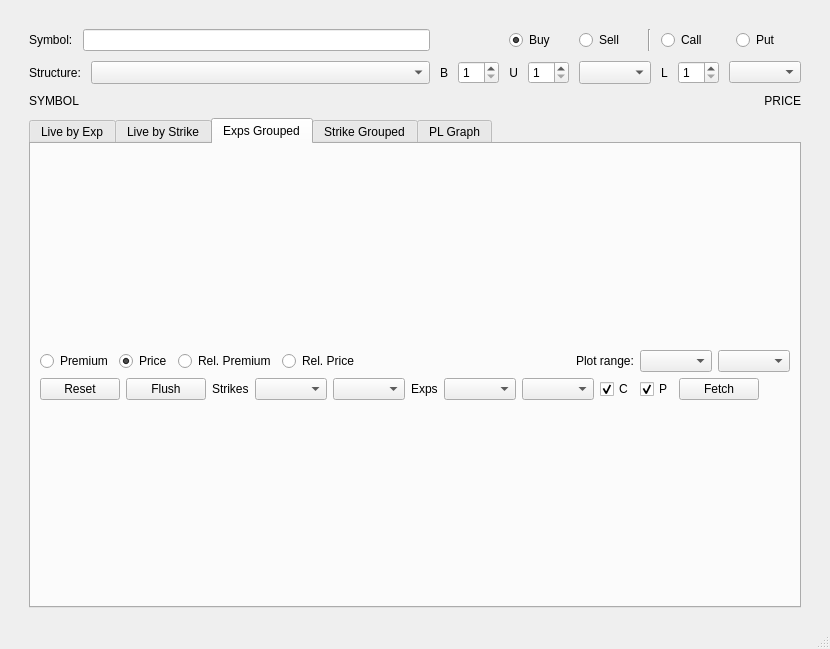
Qt form uiComps/qtGeneration/VisualizationWindow.ui (irrelevantmuch/IB_apps) before a commit.
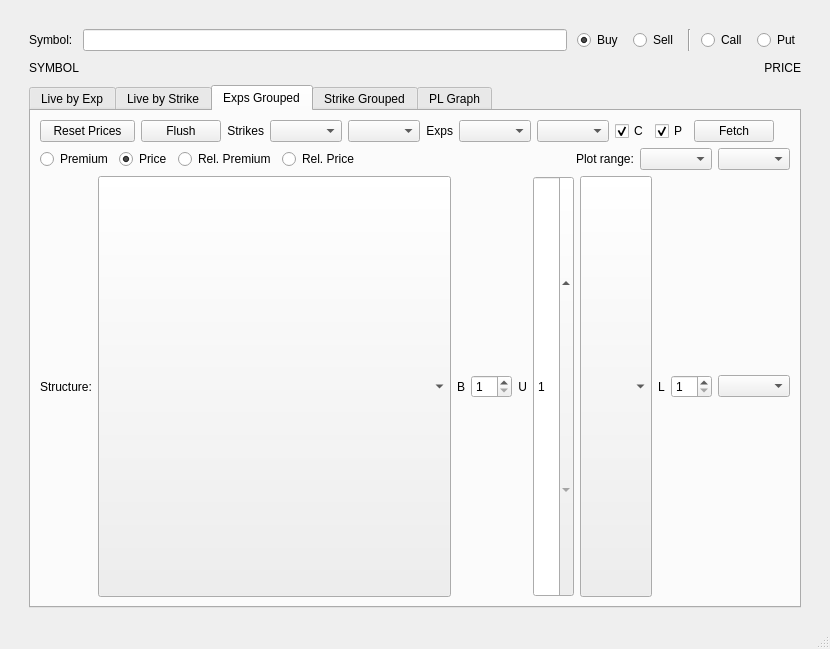
The same form after that commit. The open tabs and pages were chosen to show the change.

Commit message: Some UI changes, most minor. Only significant one is the change in option manager tabs/buttons

```diff
--- a/uiComps/qtGeneration/VisualizationWindow.ui
+++ b/uiComps/qtGeneration/VisualizationWindow.ui
@@ -60,34 +60,10 @@
        <number>10</number>
       </property>
       <item>
-       <layout class="QGridLayout" name="gridLayout" rowstretch="1,0,0,0,0" columnstretch="4,0,0,0">
+       <layout class="QGridLayout" name="gridLayout" rowstretch="1,0,0,0" columnstretch="4,0,0,0">
         <property name="sizeConstraint">
          <enum>QLayout::SetDefaultConstraint</enum>
         </property>
-        <item row="1" column="1">
-         <layout class="QHBoxLayout" name="horizontalLayout_7">
-          <item>
-           <widget class="QLabel" name="label">
-            <property name="text">
-             <string>B</string>
-            </property>
-           </widget>
-          </item>
-          <item>
-           <widget class="QSpinBox" name="base_ratio_box">
-            <property name="sizePolicy">
-             <sizepolicy hsizetype="Minimum" vsizetype="Maximum">
-              <horstretch>0</horstretch>
-              <verstretch>0</verstretch>
-             </sizepolicy>
-            </property>
-            <property name="minimum">
-             <number>1</number>
-            </property>
-           </widget>
-          </item>
-         </layout>
-        </item>
         <item row="0" column="3">
          <layout class="QHBoxLayout" name="horizontalLayout_8">
           <item>
@@ -124,163 +100,6 @@
           </item>
          </layout>
         </item>
-        <item row="1" column="3">
-         <layout class="QHBoxLayout" name="horizontalLayout_9">
-          <item>
-           <widget class="QLabel" name="label_4">
-            <property name="text">
-             <string>L</string>
-            </property>
-           </widget>
-          </item>
-          <item>
-           <widget class="QSpinBox" name="lower_ratio_box">
-            <property name="minimum">
-             <number>1</number>
-            </property>
-           </widget>
-          </item>
-          <item>
-           <widget class="QComboBox" name="lower_offset_box"/>
-          </item>
-         </layout>
-        </item>
-        <item row="1" column="0">
-         <layout class="QHBoxLayout" name="horizontalLayout_5">
-          <item>
-           <widget class="QLabel" name="label_3">
-            <property name="sizePolicy">
-             <sizepolicy hsizetype="Preferred" vsizetype="MinimumExpanding">
-              <horstretch>0</horstretch>
-              <verstretch>0</verstretch>
-             </sizepolicy>
-            </property>
-            <property name="text">
-             <string>Structure:</string>
-            </property>
-           </widget>
-          </item>
-          <item>
-           <widget class="QComboBox" name="structure_type">
-            <property name="sizePolicy">
-             <sizepolicy hsizetype="MinimumExpanding" vsizetype="MinimumExpanding">
-              <horstretch>0</horstretch>
-              <verstretch>0</verstretch>
-             </sizepolicy>
-            </property>
-           </widget>
-          </item>
-         </layout>
-        </item>
-        <item row="0" column="0">
-         <layout class="QHBoxLayout" name="horizontalLayout_4">
-          <item>
-           <widget class="QLabel" name="label_2">
-            <property name="sizePolicy">
-             <sizepolicy hsizetype="Preferred" vsizetype="MinimumExpanding">
-              <horstretch>0</horstretch>
-              <verstretch>0</verstretch>
-             </sizepolicy>
-            </property>
-            <property name="text">
-             <string>Symbol:</string>
-            </property>
-           </widget>
-          </item>
-          <item>
-           <widget class="QLineEdit" name="search_field">
-            <property name="sizePolicy">
-             <sizepolicy hsizetype="Expanding" vsizetype="MinimumExpanding">
-              <horstretch>0</horstretch>
-              <verstretch>0</verstretch>
-             </sizepolicy>
-            </property>
-            <property name="inputMethodHints">
-             <set>Qt::ImhUppercaseOnly</set>
-            </property>
-            <property name="clearButtonEnabled">
-             <bool>true</bool>
-            </property>
-           </widget>
-          </item>
-         </layout>
-        </item>
-        <item row="4" column="0">
-         <widget class="QLabel" name="symbol_label">
-          <property name="sizePolicy">
-           <sizepolicy hsizetype="Preferred" vsizetype="MinimumExpanding">
-            <horstretch>0</horstretch>
-            <verstretch>0</verstretch>
-           </sizepolicy>
-          </property>
-          <property name="text">
-           <string>SYMBOL</string>
-          </property>
-         </widget>
-        </item>
-        <item row="4" column="3">
-         <widget class="QLabel" name="price_label">
-          <property name="sizePolicy">
-           <sizepolicy hsizetype="Preferred" vsizetype="MinimumExpanding">
-            <horstretch>0</horstretch>
-            <verstretch>0</verstretch>
-           </sizepolicy>
-          </property>
-          <property name="text">
-           <string>PRICE</string>
-          </property>
-          <property name="alignment">
-           <set>Qt::AlignRight|Qt::AlignTrailing|Qt::AlignVCenter</set>
-          </property>
-         </widget>
-        </item>
-        <item row="1" column="2">
-         <layout class="QHBoxLayout" name="horizontalLayout">
-          <item>
-           <layout class="QHBoxLayout" name="horizontalLayout_2">
-            <item>
-             <widget class="QLabel" name="upper_label">
-              <property name="sizePolicy">
-               <sizepolicy hsizetype="Preferred" vsizetype="MinimumExpanding">
-                <horstretch>0</horstretch>
-                <verstretch>0</verstretch>
-               </sizepolicy>
-              </property>
-              <property name="text">
-               <string>U</string>
-              </property>
-              <property name="alignment">
-               <set>Qt::AlignRight|Qt::AlignTrailing|Qt::AlignVCenter</set>
-              </property>
-             </widget>
-            </item>
-            <item>
-             <widget class="QSpinBox" name="upper_ratio_box">
-              <property name="sizePolicy">
-               <sizepolicy hsizetype="Minimum" vsizetype="MinimumExpanding">
-                <horstretch>0</horstretch>
-                <verstretch>0</verstretch>
-               </sizepolicy>
-              </property>
-              <property name="minimum">
-               <number>1</number>
-              </property>
-             </widget>
-            </item>
-            <item>
-             <widget class="QComboBox" name="upper_offset_box">
-              <property name="sizePolicy">
-               <sizepolicy hsizetype="Preferred" vsizetype="MinimumExpanding">
-                <horstretch>0</horstretch>
-                <verstretch>0</verstretch>
-               </sizepolicy>
-              </property>
-             </widget>
-            </item>
-           </layout>
-          </item>
-         </layout>
-        </item>
         <item row="0" column="2">
          <layout class="QHBoxLayout" name="horizontalLayout_12">
           <item>
@@ -315,6 +134,68 @@
           </item>
          </layout>
         </item>
+        <item row="3" column="3">
+         <widget class="QLabel" name="price_label">
+          <property name="sizePolicy">
+           <sizepolicy hsizetype="Preferred" vsizetype="MinimumExpanding">
+            <horstretch>0</horstretch>
+            <verstretch>0</verstretch>
+           </sizepolicy>
+          </property>
+          <property name="text">
+           <string>PRICE</string>
+          </property>
+          <property name="alignment">
+           <set>Qt::AlignRight|Qt::AlignTrailing|Qt::AlignVCenter</set>
+          </property>
+         </widget>
+        </item>
+        <item row="3" column="0">
+         <widget class="QLabel" name="symbol_label">
+          <property name="sizePolicy">
+           <sizepolicy hsizetype="Preferred" vsizetype="MinimumExpanding">
+            <horstretch>0</horstretch>
+            <verstretch>0</verstretch>
+           </sizepolicy>
+          </property>
+          <property name="text">
+           <string>SYMBOL</string>
+          </property>
+         </widget>
+        </item>
+        <item row="0" column="0">
+         <layout class="QHBoxLayout" name="horizontalLayout_4">
+          <item>
+           <widget class="QLabel" name="label_2">
+            <property name="sizePolicy">
+             <sizepolicy hsizetype="Preferred" vsizetype="MinimumExpanding">
+              <horstretch>0</horstretch>
+              <verstretch>0</verstretch>
+             </sizepolicy>
+            </property>
+            <property name="text">
+             <string>Symbol:</string>
+            </property>
+           </widget>
+          </item>
+          <item>
+           <widget class="QLineEdit" name="search_field">
+            <property name="sizePolicy">
+             <sizepolicy hsizetype="Expanding" vsizetype="MinimumExpanding">
+              <horstretch>0</horstretch>
+              <verstretch>0</verstretch>
+             </sizepolicy>
+            </property>
+            <property name="inputMethodHints">
+             <set>Qt::ImhUppercaseOnly</set>
+            </property>
+            <property name="clearButtonEnabled">
+             <bool>true</bool>
+            </property>
+           </widget>
+          </item>
+         </layout>
+        </item>
        </layout>
       </item>
       <item>
@@ -452,86 +333,25 @@
          </attribute>
          <layout class="QGridLayout" name="gridLayout_5">
           <item row="1" column="0">
-           <layout class="QVBoxLayout" name="exp_grouped_plot_layout">
-            <item>
-             <layout class="QHBoxLayout" name="horizontalLayout_6">
-              <item>
-               <widget class="QRadioButton" name="premium_a_radio">
-                <property name="text">
-                 <string>Premium</string>
-                </property>
-                <attribute name="buttonGroup">
-                 <string notr="true">premium_price_all_group</string>
-                </attribute>
-               </widget>
-              </item>
-              <item>
-               <widget class="QRadioButton" name="price_a_radio">
-                <property name="text">
-                 <string>Price</string>
-                </property>
-                <property name="checked">
-                 <bool>true</bool>
-                </property>
-                <attribute name="buttonGroup">
-                 <string notr="true">premium_price_all_group</string>
-                </attribute>
-               </widget>
-              </item>
-              <item>
-               <widget class="QRadioButton" name="rel_premium_a_radio">
-                <property name="text">
-                 <string>Rel. Premium</string>
-                </property>
-                <attribute name="buttonGroup">
-                 <string notr="true">premium_price_all_group</string>
-                </attribute>
-               </widget>
-              </item>
-              <item>
-               <widget class="QRadioButton" name="rel_price_a_radio">
-                <property name="text">
-                 <string>Rel. Price</string>
-                </property>
-                <attribute name="buttonGroup">
-                 <string notr="true">premium_price_all_group</string>
-                </attribute>
-               </widget>
-              </item>
-              <item>
-               <spacer name="horizontalSpacer_2">
-                <property name="orientation">
-                 <enum>Qt::Horizontal</enum>
-                </property>
-                <property name="sizeHint" stdset="0">
-                 <size>
-                  <width>40</width>
-                  <height>20</height>
-                 </size>
-                </property>
-               </spacer>
-              </item>
-              <item>
-               <widget class="QLabel" name="label_9">
-                <property name="text">
-                 <string>Plot range:</string>
-                </property>
-               </widget>
-              </item>
-              <item>
-               <widget class="QComboBox" name="min_exp_plt_box"/>
-              </item>
-              <item>
-               <widget class="QComboBox" name="max_exp_plt_box"/>
-              </item>
-             </layout>
-            </item>
+           <layout class="QVBoxLayout" name="exp_grouped_plot_layout" stretch="0,1,1">
             <item>
              <layout class="QHBoxLayout" name="horizontalLayout_10">
               <item>
                <widget class="QPushButton" name="reset_button">
+                <property name="sizePolicy">
+                 <sizepolicy hsizetype="Preferred" vsizetype="Fixed">
+                  <horstretch>0</horstretch>
+                  <verstretch>0</verstretch>
+                 </sizepolicy>
+                </property>
+                <property name="minimumSize">
+                 <size>
+                  <width>95</width>
+                  <height>0</height>
+                 </size>
+                </property>
                 <property name="text">
-                 <string>Reset</string>
+                 <string>Reset Prices</string>
                 </property>
                </widget>
               </item>
@@ -544,9 +364,18 @@
               </item>
               <item>
                <widget class="QLabel" name="label_5">
+                <property name="sizePolicy">
+                 <sizepolicy hsizetype="MinimumExpanding" vsizetype="Preferred">
+                  <horstretch>0</horstretch>
+                  <verstretch>0</verstretch>
+                 </sizepolicy>
+                </property>
                 <property name="text">
                  <string>Strikes</string>
                 </property>
+                <property name="alignment">
+                 <set>Qt::AlignRight|Qt::AlignTrailing|Qt::AlignVCenter</set>
+                </property>
                </widget>
               </item>
               <item>
@@ -557,9 +386,18 @@
               </item>
               <item>
                <widget class="QLabel" name="label_6">
+                <property name="sizePolicy">
+                 <sizepolicy hsizetype="MinimumExpanding" vsizetype="Preferred">
+                  <horstretch>0</horstretch>
+                  <verstretch>0</verstretch>
+                 </sizepolicy>
+                </property>
                 <property name="text">
                  <string>Exps</string>
                 </property>
+                <property name="alignment">
+                 <set>Qt::AlignRight|Qt::AlignTrailing|Qt::AlignVCenter</set>
+                </property>
                </widget>
               </item>
               <item>
@@ -616,6 +454,205 @@
               </item>
              </layout>
             </item>
+            <item>
+             <layout class="QHBoxLayout" name="horizontalLayout_6">
+              <item>
+               <widget class="QRadioButton" name="premium_a_radio">
+                <property name="text">
+                 <string>Premium</string>
+                </property>
+                <attribute name="buttonGroup">
+                 <string notr="true">premium_price_all_group</string>
+                </attribute>
+               </widget>
+              </item>
+              <item>
+               <widget class="QRadioButton" name="price_a_radio">
+                <property name="text">
+                 <string>Price</string>
+                </property>
+                <property name="checked">
+                 <bool>true</bool>
+                </property>
+                <attribute name="buttonGroup">
+                 <string notr="true">premium_price_all_group</string>
+                </attribute>
+               </widget>
+              </item>
+              <item>
+               <widget class="QRadioButton" name="rel_premium_a_radio">
+                <property name="text">
+                 <string>Rel. Premium</string>
+                </property>
+                <attribute name="buttonGroup">
+                 <string notr="true">premium_price_all_group</string>
+                </attribute>
+               </widget>
+              </item>
+              <item>
+               <widget class="QRadioButton" name="rel_price_a_radio">
+                <property name="text">
+                 <string>Rel. Price</string>
+                </property>
+                <attribute name="buttonGroup">
+                 <string notr="true">premium_price_all_group</string>
+                </attribute>
+               </widget>
+              </item>
+              <item>
+               <spacer name="horizontalSpacer_2">
+                <property name="orientation">
+                 <enum>Qt::Horizontal</enum>
+                </property>
+                <property name="sizeHint" stdset="0">
+                 <size>
+                  <width>40</width>
+                  <height>20</height>
+                 </size>
+                </property>
+               </spacer>
+              </item>
+              <item>
+               <widget class="QLabel" name="label_9">
+                <property name="text">
+                 <string>Plot range:</string>
+                </property>
+               </widget>
+              </item>
+              <item>
+               <widget class="QComboBox" name="min_exp_plt_box"/>
+              </item>
+              <item>
+               <widget class="QComboBox" name="max_exp_plt_box">
+                <property name="sizePolicy">
+                 <sizepolicy hsizetype="Preferred" vsizetype="Fixed">
+                  <horstretch>0</horstretch>
+                  <verstretch>0</verstretch>
+                 </sizepolicy>
+                </property>
+               </widget>
+              </item>
+             </layout>
+            </item>
+            <item>
+             <layout class="QHBoxLayout" name="horizontalLayout_14">
+              <item>
+               <layout class="QHBoxLayout" name="horizontalLayout_5">
+                <item>
+                 <widget class="QLabel" name="label_3">
+                  <property name="sizePolicy">
+                   <sizepolicy hsizetype="Preferred" vsizetype="MinimumExpanding">
+                    <horstretch>0</horstretch>
+                    <verstretch>0</verstretch>
+                   </sizepolicy>
+                  </property>
+                  <property name="text">
+                   <string>Structure:</string>
+                  </property>
+                 </widget>
+                </item>
+                <item>
+                 <widget class="QComboBox" name="structure_type">
+                  <property name="sizePolicy">
+                   <sizepolicy hsizetype="MinimumExpanding" vsizetype="MinimumExpanding">
+                    <horstretch>0</horstretch>
+                    <verstretch>0</verstretch>
+                   </sizepolicy>
+                  </property>
+                 </widget>
+                </item>
+                <item>
+                 <layout class="QHBoxLayout" name="horizontalLayout_7">
+                  <item>
+                   <widget class="QLabel" name="label">
+                    <property name="text">
+                     <string>B</string>
+                    </property>
+                   </widget>
+                  </item>
+                  <item>
+                   <widget class="QSpinBox" name="base_ratio_box">
+                    <property name="sizePolicy">
+                     <sizepolicy hsizetype="Minimum" vsizetype="Maximum">
+                      <horstretch>0</horstretch>
+                      <verstretch>0</verstretch>
+                     </sizepolicy>
+                    </property>
+                    <property name="minimum">
+                     <number>1</number>
+                    </property>
+                   </widget>
+                  </item>
+                  <item>
+                   <layout class="QHBoxLayout" name="horizontalLayout_2">
+                    <item>
+                     <widget class="QLabel" name="upper_label">
+                      <property name="sizePolicy">
+                       <sizepolicy hsizetype="Preferred" vsizetype="MinimumExpanding">
+                        <horstretch>0</horstretch>
+                        <verstretch>0</verstretch>
+                       </sizepolicy>
+                      </property>
+                      <property name="text">
+                       <string>U</string>
+                      </property>
+                      <property name="alignment">
+                       <set>Qt::AlignRight|Qt::AlignTrailing|Qt::AlignVCenter</set>
+                      </property>
+                     </widget>
+                    </item>
+                    <item>
+                     <widget class="QSpinBox" name="upper_ratio_box">
+                      <property name="sizePolicy">
+                       <sizepolicy hsizetype="Minimum" vsizetype="MinimumExpanding">
+                        <horstretch>0</horstretch>
+                        <verstretch>0</verstretch>
+                       </sizepolicy>
+                      </property>
+                      <property name="minimum">
+                       <number>1</number>
+                      </property>
+                     </widget>
+                    </item>
+                    <item>
+                     <widget class="QComboBox" name="upper_offset_box">
+                      <property name="sizePolicy">
+                       <sizepolicy hsizetype="Preferred" vsizetype="MinimumExpanding">
+                        <horstretch>0</horstretch>
+                        <verstretch>0</verstretch>
+                       </sizepolicy>
+                      </property>
+                     </widget>
+                    </item>
+                    <item>
+                     <layout class="QHBoxLayout" name="horizontalLayout_9">
+                      <item>
+                       <widget class="QLabel" name="label_4">
+                        <property name="text">
+                         <string>L</string>
+                        </property>
+                       </widget>
+                      </item>
+                      <item>
+                       <widget class="QSpinBox" name="lower_ratio_box">
+                        <property name="minimum">
+                         <number>1</number>
+                        </property>
+                       </widget>
+                      </item>
+                      <item>
+                       <widget class="QComboBox" name="lower_offset_box"/>
+                      </item>
+                     </layout>
+                    </item>
+                   </layout>
+                  </item>
+                 </layout>
+                </item>
+               </layout>
+              </item>
+             </layout>
+            </item>
            </layout>
           </item>
          </layout>
```
Left out of the diff: 6 changed lines with no effect on the pictures. The commit also changes 5 other files.
